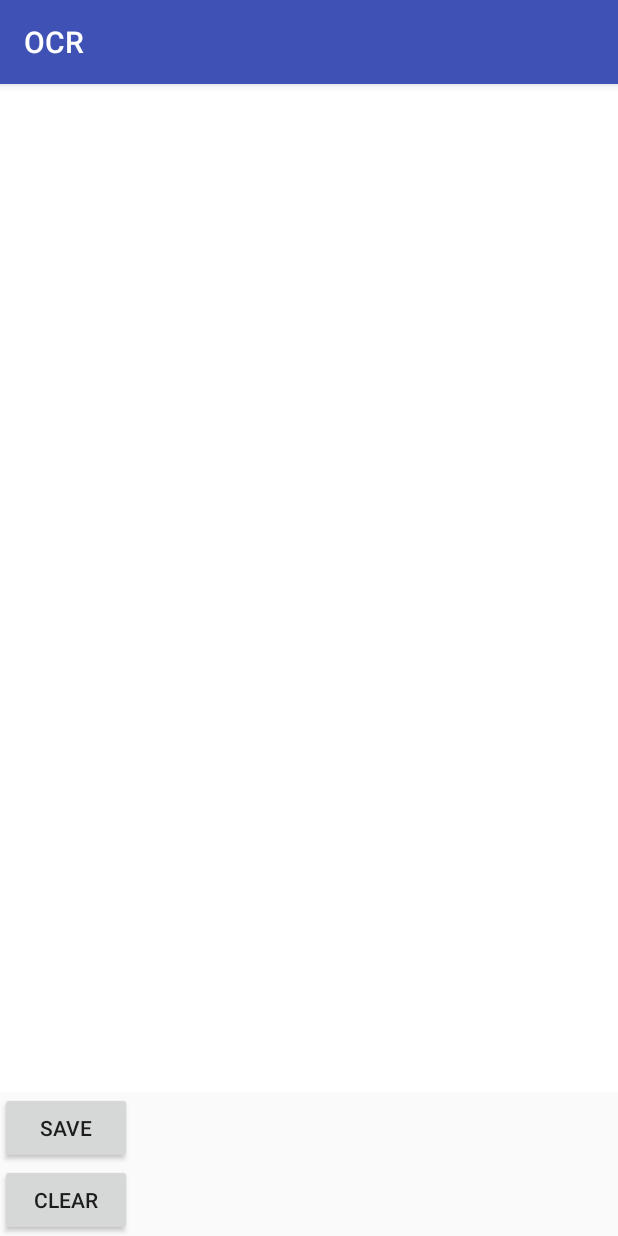
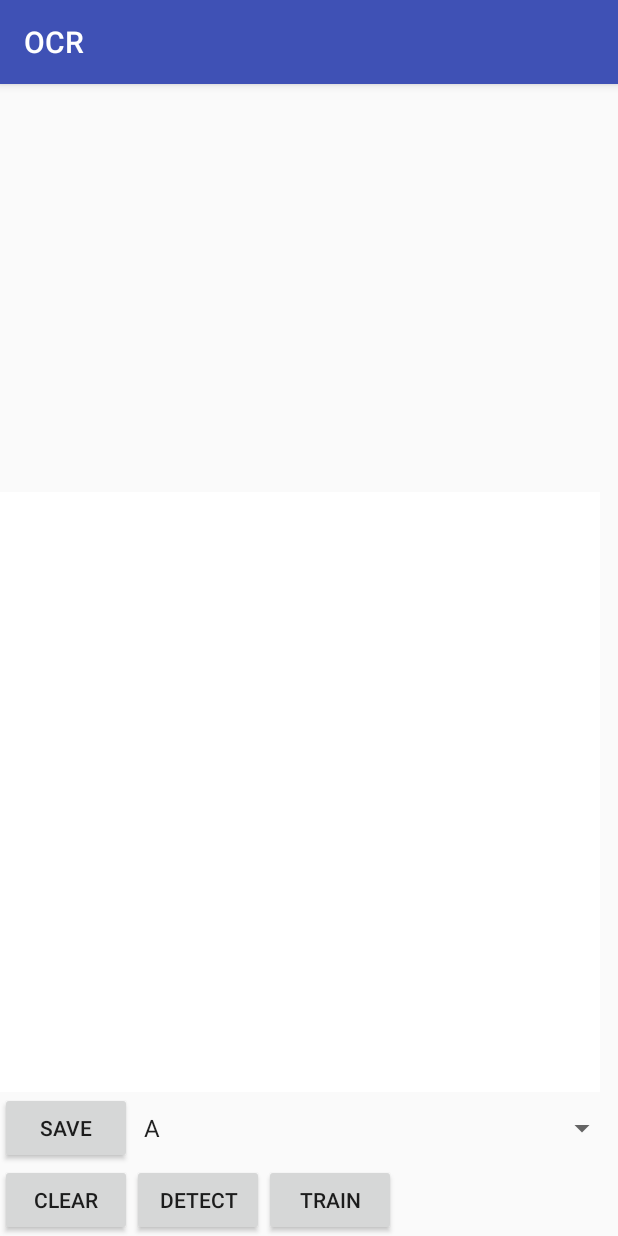
Before and after one commit to laszlokelemen/OCR, an Android app: the screen it shows after launch (MainActivity), on a phone screen of 412 x 824 dp. Run offline under Robolectric (Android 15) with nearby library versions, the phone set to English and light mode, and no system bars; 1 statement that could not run was skipped.

Commit message:
NEW:Adding neural network, and fixing bitmap size

```diff
--- a/app/build.gradle
+++ b/app/build.gradle
@@ -5,7 +5,7 @@ android {
     buildToolsVersion "26.0.2"
     defaultConfig {
         applicationId "com.example.kelemen.ocr"
-        minSdkVersion 24
+        minSdkVersion 22
         targetSdkVersion 26
         versionCode 1
         versionName "1.0"
--- a/app/src/main/AndroidManifest.xml
+++ b/app/src/main/AndroidManifest.xml
@@ -2,6 +2,7 @@
 <manifest xmlns:android="http://schemas.android.com/apk/res/android"
     package="com.example.kelemen.ocr">
 
+    <uses-permission android:name="android.permission.READ_EXTERNAL_STORAGE" />
     <uses-permission android:name="android.permission.WRITE_EXTERNAL_STORAGE" />
 
     <application
--- a/app/src/main/java/com/example/kelemen/ocr/DrawClass.java
+++ b/app/src/main/java/com/example/kelemen/ocr/DrawClass.java
@@ -36,14 +36,16 @@ public class DrawClass extends View {
     }
 
     private void setPaintAndPath() {
+
         path = new Path();
         paint = new Paint();
         paint.setColor(Color.BLACK);
         paint.setAntiAlias(true);
-        paint.setStrokeWidth(12f);
+        paint.setStrokeWidth(30f);
         paint.setStyle(Paint.Style.STROKE);
         paint.setStrokeJoin(Paint.Join.ROUND);
         paint.setStrokeCap(Paint.Cap.SQUARE);
+
     }
 
     @Override
@@ -51,6 +53,7 @@ public class DrawClass extends View {
         super.onSizeChanged(w, h, oldw, oldh);
         bitmap = Bitmap.createBitmap(w, h, Bitmap.Config.ARGB_8888);
         canvas = new Canvas(bitmap);
+
     }
 
     public static Path getPath() {
@@ -91,7 +94,7 @@ public class DrawClass extends View {
         setDrawingCacheEnabled(true);
     }
 
-    public Bitmap getBitmap(){
+    public Bitmap getBitmap() {
         return bitmap;
     }
 
--- /dev/null
+++ b/app/src/main/java/com/example/kelemen/ocr/ocr_engine/Network.java
@@ -0,0 +1,40 @@
+package com.example.kelemen.ocr.ocr_engine;
+
+import java.util.ArrayList;
+
+public class Network {
+
+    ArrayList<Neuron> neurons;
+
+    public Network() {
+        neurons = new ArrayList<>();
+    }
+
+    public void addNeurons(int numberOfNeurons) {
+        for (int i = 0; i < numberOfNeurons; i++) {
+            neurons.add(new Neuron());
+        }
+    }
+
+    public void setNeuronsInputValue(ArrayList<Integer> input) {
+        for (Neuron neuron : neurons) {
+            neuron.setInputList(input);
+        }
+    }
+
+    public ArrayList<Double> getOutputs() {
+        ArrayList<Double> outputs = new ArrayList<>();
+        for (Neuron n : neurons) {
+            outputs.add(n.getOutputValue());
+        }
+        return outputs;
+    }
+
+    public void adjusWages(ArrayList<Double> goodOutput) {
+        for (int i = 0; i < neurons.size(); i++) {
+            double delta = goodOutput.get(i) - neurons.get(i).getOutputValue();
+            neurons.get(i).adjustWeights(delta);
+        }
+    }
+
+}
--- /dev/null
+++ b/app/src/main/java/com/example/kelemen/ocr/ocr_engine/Neuron.java
@@ -0,0 +1,68 @@
+package com.example.kelemen.ocr.ocr_engine;
+
+import java.util.ArrayList;
+
+public class Neuron {
+
+    private static final double LEARNING_RATE = 0.1;
+    private static final int BIAS = 1;
+    private ArrayList<Integer> input;
+    private ArrayList<Double> weights;
+
+    private double output;
+    private double weightForBias;
+
+    public Neuron() {
+        this.input = new ArrayList<>();
+        this.weights = new ArrayList<>();
+        weightForBias = Math.random();
+    }
+
+    private void generateRandomWeights() {
+        for (int i = 0; i < input.size(); i++) {
+            weights.add(Math.random());
+        }
+    }
+
+    public void setInputList(ArrayList<Integer> input) {
+        if (this.input.size() != 0) {
+            this.input = new ArrayList<>(input);
+        } else {
+            this.input = new ArrayList<>(input);
+            generateRandomWeights();
+        }
+    }
+
+    public void adjustWeights(double delta) {
+        for (int i = 0; i < input.size(); i++) {
+            weights.set(i, calculateNewWeight(delta, i));
+        }
+        weightForBias = BIAS * delta * LEARNING_RATE;
+    }
+
+    private void calculateOutput() {
+        double sum = 0;
+        for (int i = 0; i < input.size(); i++) {
+            sum += input.get(i) * weights.get(i);
+        }
+        sum += BIAS * weightForBias;
+
+         output = sigmoid(sum);
+    }
+
+    public double getOutputValue() {
+        calculateOutput();
+        return output;
+    }
+
+    private double calculateNewWeight(double delta, int i) {
+        double weight;
+        weight = weights.get(i);
+        weight += LEARNING_RATE * delta * input.get(i);
+        return weight;
+    }
+
+    private double sigmoid(double sum) {
+        return (1 / (1 + Math.exp(-sum)));
+    }
+}
--- /dev/null
+++ b/app/src/main/java/com/example/kelemen/ocr/ocr_engine/Train.java
@@ -0,0 +1,42 @@
+package com.example.kelemen.ocr.ocr_engine;
+
+import com.example.kelemen.ocr.ReadAndWriteFile;
+
+import java.util.ArrayList;
+
+public class Train {
+
+    public static final int NEURON_NUMBER = 3;
+
+    private Network network;
+    private ArrayList<DataSet> dataSets;
+
+    public Train() {
+        this.network = new Network();
+        this.network.addNeurons(NEURON_NUMBER);
+        this.dataSets = ReadAndWriteFile.getDataSet();
+
+    }
+
+    public void train(long trainNumber) {
+        for (int i = 0; i < trainNumber; i++) {
+            int index = (int) (Math.random() * dataSets.size());
+            DataSet dataSet = dataSets.get(index);
+            network.setNeuronsInputValue(dataSet.getInput());
+            network.adjusWages(dataSet.getOutput());
+        }
+    }
+
+    public void setInputs(ArrayList<Integer> inputs) {
+        network.setNeuronsInputValue(inputs);
+    }
+
+    public void addDataSet(DataSet dataSet) {
+        dataSets.add(dataSet);
+    }
+
+    public ArrayList<Double> getOutputs() {
+        return network.getOutputs();
+    }
+
+}
--- a/app/src/main/res/layout/activity_main.xml
+++ b/app/src/main/res/layout/activity_main.xml
@@ -7,26 +7,13 @@
     tools:layout_editor_absoluteX="0dp"
     tools:layout_editor_absoluteY="81dp">
 
-    <ScrollView
-        android:layout_width="match_parent"
-        android:layout_height="match_parent"
-        android:layout_below="@+id/touch_view"
-        android:layout_toRightOf="@+id/button"
-        android:layout_toEndOf="@+id/button"
-        android:layout_above="@+id/button">
-
-        <LinearLayout
-            android:layout_width="match_parent"
-            android:layout_height="wrap_content"
-            android:orientation="vertical" />
-    </ScrollView>
-
     <com.example.kelemen.ocr.DrawClass
         android:id="@+id/touch_view"
-        android:layout_width="wrap_content"
-        android:layout_height="wrap_content"
+        android:layout_width="400dp"
+        android:layout_height="400dp"
         android:layout_above="@+id/button2"
-        android:background="#ffff" />
+        android:background="#ffff"
+        android:visibility="visible" />
 
     <Button
         android:id="@+id/button"
@@ -35,10 +22,8 @@
         android:text="Clear"
         tools:ignore="HardcodedText"
         android:layout_alignParentBottom="true"
-        android:layout_alignParentLeft="true"
         android:layout_alignParentStart="true"
-        android:layout_alignRight="@+id/button2"
-        android:layout_alignEnd="@+id/button2" />
+        android:layout_toStartOf="@+id/spinner" />
 
     <Button
         android:id="@+id/button2"
@@ -47,6 +32,34 @@
         android:text="SAVE"
         android:layout_above="@+id/button"
         android:layout_alignParentLeft="true"
-        android:layout_alignParentStart="true" />
+        android:layout_alignParentStart="true"
+        tools:ignore="HardcodedText,RtlHardcoded" />
+
+    <Spinner
+        android:id="@+id/spinner"
+        android:layout_width="match_parent"
+        android:layout_height="wrap_content"
+        android:layout_above="@+id/button"
+        android:layout_below="@+id/touch_view"
+        android:layout_toEndOf="@+id/button2" />
+
+    <Button
+        android:id="@+id/train_button"
+        android:layout_width="wrap_content"
+        android:layout_height="wrap_content"
+        android:text="TRAIN"
+        tools:ignore="HardcodedText"
+        android:layout_alignParentBottom="true"
+        android:layout_toEndOf="@+id/detect_button" />
+
+    <Button
+        android:id="@+id/detect_button"
+        android:layout_width="wrap_content"
+        android:layout_height="wrap_content"
+        android:text="DETECT"
+        android:layout_alignParentBottom="true"
+        android:layout_toEndOf="@+id/button"
+        tools:ignore="HardcodedText" />
+
 
 </RelativeLayout>
--- /dev/null
+++ b/app/src/main/res/values/arrays.xml
@@ -0,0 +1,41 @@
+<?xml version="1.0" encoding="utf-8"?>
+<resources>
+    <string-array name="training_array">
+        <item>A</item>
+        <item>B</item>
+        <item>C</item>
+        <item>D</item>
+        <item>E</item>
+        <item>F</item>
+        <item>G</item>
+        <item>H</item>
+        <item>I</item>
+        <item>J</item>
+        <item>K</item>
+        <item>L</item>
+        <item>M</item>
+        <item>N</item>
+        <item>O</item>
+        <item>P</item>
+        <item>Q</item>
+        <item>R</item>
+        <item>S</item>
+        <item>T</item>
+        <item>U</item>
+        <item>V</item>
+        <item>W</item>
+        <item>X</item>
+        <item>Y</item>
+        <item>Z</item>
+        <item>0</item>
+        <item>1</item>
+        <item>2</item>
+        <item>3</item>
+        <item>4</item>
+        <item>5</item>
+        <item>6</item>
+        <item>7</item>
+        <item>8</item>
+        <item>9</item>
+    </string-array>
+</resources>
```
Also changed, not shown: app/src/main/java/com/example/kelemen/ocr/BitmapHandler.java (added, +30 -0 lines), app/src/main/java/com/example/kelemen/ocr/MainActivity.java (+88 -66 lines), app/src/main/java/com/example/kelemen/ocr/ReadAndWriteFile.java (added, +75 -0 lines), app/src/main/java/com/example/kelemen/ocr/ocr_engine/DataSet.java (added, +24 -0 lines), app/src/main/java/com/example/kelemen/ocr/ocr_engine/TargetOutputs.java (added, +135 -0 lines).
